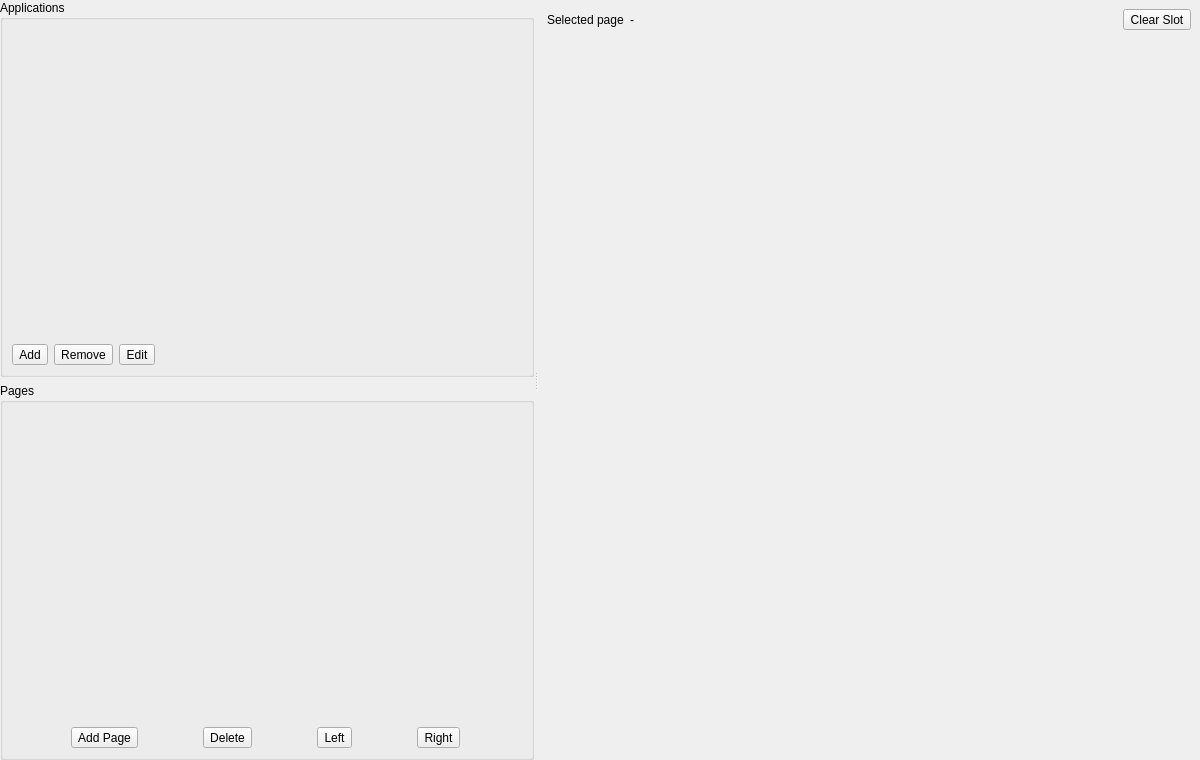
The window that ui/settings/Apps.ui (OpenFairWind/FairWindSK) describes before a commit, drawn with Qt 5.
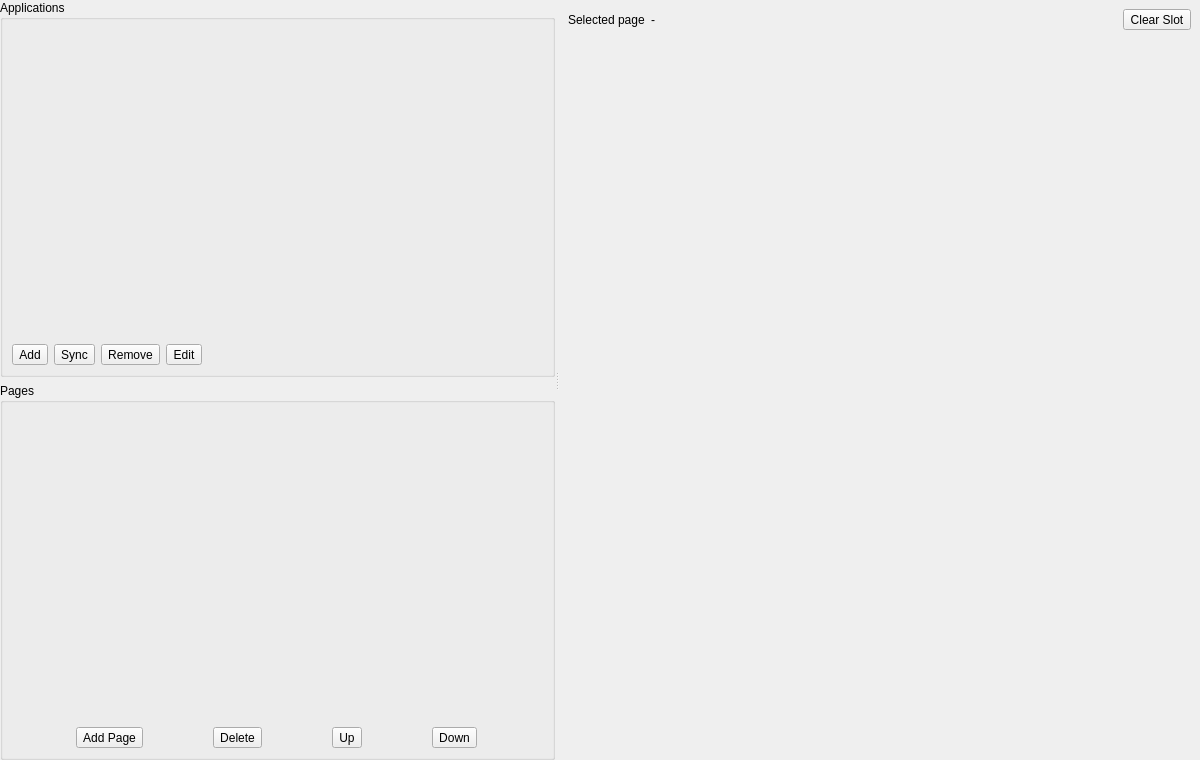
The same window after the commit.

Commit message: Restore apps page ordering and add server sync

Patch:
```diff
--- a/ui/settings/Apps.ui
+++ b/ui/settings/Apps.ui
@@ -51,6 +51,13 @@
               </property>
              </widget>
             </item>
+            <item>
+             <widget class="QToolButton" name="toolButton_SyncApps">
+              <property name="text">
+               <string>Sync</string>
+              </property>
+             </widget>
+            </item>
             <item>
              <widget class="QToolButton" name="toolButton_Remove">
               <property name="text">
@@ -111,14 +118,14 @@
             <item>
              <widget class="QToolButton" name="toolButton_MoveNodeLeft">
               <property name="text">
-               <string>Left</string>
+               <string>Up</string>
               </property>
              </widget>
             </item>
             <item>
              <widget class="QToolButton" name="toolButton_MoveNodeRight">
               <property name="text">
-               <string>Right</string>
+               <string>Down</string>
               </property>
              </widget>
             </item>
```
Left out of the diff: 4 changed lines with no effect on the pictures. The commit also changes 2 other files.
